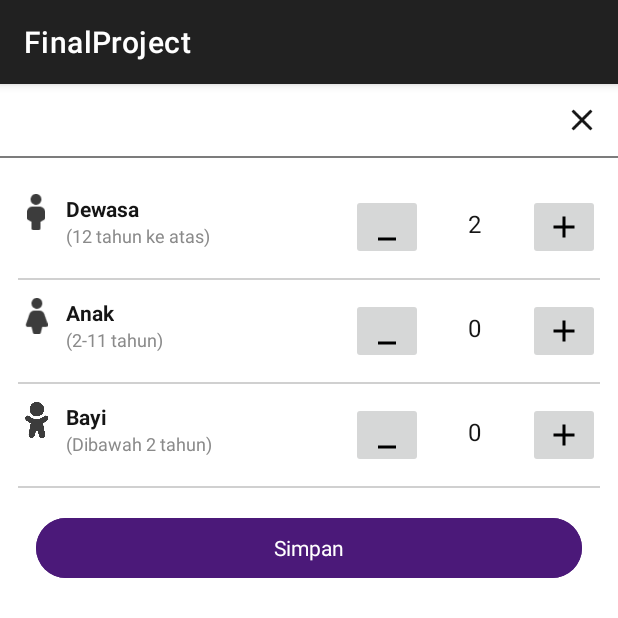
After one commit to MuchamadAndriyanto/AND-Final-Project, an Android app: the fragment SetPenumpangFragment shown on its own in the app's theme, on a phone screen of 412 x 824 dp, the top half of it. The commit adds this screen. Run offline under Robolectric (Android 15) with nearby library versions, the phone set to English and light mode, and no system bars.

Commit message:
Update destinasi,setclass,setpenumpang fragment

```diff
--- /dev/null
+++ b/app/src/main/java/com/finalproject/tiketku/view/SetPenumpangFragment.kt
@@ -0,0 +1,60 @@
+package com.finalproject.tiketku.view
+
+import android.os.Bundle
+import androidx.fragment.app.Fragment
+import android.view.LayoutInflater
+import android.view.View
+import android.view.ViewGroup
+import com.finalproject.tiketku.R
+
+// TODO: Rename parameter arguments, choose names that match
+// the fragment initialization parameters, e.g. ARG_ITEM_NUMBER
+private const val ARG_PARAM1 = "param1"
+private const val ARG_PARAM2 = "param2"
+
+/**
+ * A simple [Fragment] subclass.
+ * Use the [SetPenumpangFragment.newInstance] factory method to
+ * create an instance of this fragment.
+ */
+class SetPenumpangFragment : Fragment() {
+    // TODO: Rename and change types of parameters
+    private var param1: String? = null
+    private var param2: String? = null
+
+    override fun onCreate(savedInstanceState: Bundle?) {
+        super.onCreate(savedInstanceState)
+        arguments?.let {
+            param1 = it.getString(ARG_PARAM1)
+            param2 = it.getString(ARG_PARAM2)
+        }
+    }
+
+    override fun onCreateView(
+        inflater: LayoutInflater, container: ViewGroup?,
+        savedInstanceState: Bundle?
+    ): View? {
+        // Inflate the layout for this fragment
+        return inflater.inflate(R.layout.fragment_set_penumpang, container, false)
+    }
+
+    companion object {
+        /**
+         * Use this factory method to create a new instance of
+         * this fragment using the provided parameters.
+         *
+         * @param param1 Parameter 1.
+         * @param param2 Parameter 2.
+         * @return A new instance of fragment SetPenumpangFragment.
+         */
+        // TODO: Rename and change types and number of parameters
+        @JvmStatic
+        fun newInstance(param1: String, param2: String) =
+            SetPenumpangFragment().apply {
+                arguments = Bundle().apply {
+                    putString(ARG_PARAM1, param1)
+                    putString(ARG_PARAM2, param2)
+                }
+            }
+    }
+}
--- /dev/null
+++ b/app/src/main/res/drawable/ic__close_24.xml
@@ -0,0 +1,5 @@
+<vector android:height="24dp" android:tint="#000000"
+    android:viewportHeight="24" android:viewportWidth="24"
+    android:width="24dp" xmlns:android="http://schemas.android.com/apk/res/android">
+    <path android:fillColor="@android:color/white" android:pathData="M19,6.41L17.59,5 12,10.59 6.41,5 5,6.41 10.59,12 5,17.59 6.41,19 12,13.41 17.59,19 19,17.59 13.41,12z"/>
+</vector>
--- /dev/null
+++ b/app/src/main/res/drawable/ic_add_24.xml
@@ -0,0 +1,5 @@
+<vector android:height="24dp" android:tint="#000000"
+    android:viewportHeight="24" android:viewportWidth="24"
+    android:width="24dp" xmlns:android="http://schemas.android.com/apk/res/android">
+    <path android:fillColor="@android:color/white" android:pathData="M19,13h-6v6h-2v-6H5v-2h6V5h2v6h6v2z"/>
+</vector>
--- /dev/null
+++ b/app/src/main/res/drawable/ic_minimize_24.xml
@@ -0,0 +1,5 @@
+<vector android:height="24dp" android:tint="#000000"
+    android:viewportHeight="24" android:viewportWidth="24"
+    android:width="24dp" xmlns:android="http://schemas.android.com/apk/res/android">
+    <path android:fillColor="@android:color/white" android:pathData="M6,19h12v2H6z"/>
+</vector>
--- /dev/null
+++ b/app/src/main/res/drawable/ic_search_24.xml
@@ -0,0 +1,5 @@
+<vector android:height="24dp" android:tint="#000000"
+    android:viewportHeight="24" android:viewportWidth="24"
+    android:width="24dp" xmlns:android="http://schemas.android.com/apk/res/android">
+    <path android:fillColor="@android:color/white" android:pathData="M15.5,14h-0.79l-0.28,-0.27C15.41,12.59 16,11.11 16,9.5 16,5.91 13.09,3 9.5,3S3,5.91 3,9.5 5.91,16 9.5,16c1.61,0 3.09,-0.59 4.23,-1.57l0.27,0.28v0.79l5,4.99L20.49,19l-4.99,-5zM9.5,14C7.01,14 5,11.99 5,9.5S7.01,5 9.5,5 14,7.01 14,9.5 11.99,14 9.5,14z"/>
+</vector>
--- /dev/null
+++ b/app/src/main/res/layout/fragment_set_penumpang.xml
@@ -0,0 +1,318 @@
+<?xml version="1.0" encoding="utf-8"?>
+<androidx.constraintlayout.widget.ConstraintLayout xmlns:android="http://schemas.android.com/apk/res/android"
+    android:layout_width="match_parent"
+    android:layout_height="match_parent"
+    xmlns:tools="http://schemas.android.com/tools"
+    xmlns:app="http://schemas.android.com/apk/res-auto"
+    tools:context=".view.SetPenumpangFragment">
+
+    <!-- Tombol Close -->
+    <ImageView
+        android:id="@+id/btnClose"
+        android:layout_width="wrap_content"
+        android:layout_height="wrap_content"
+        android:src="@drawable/ic__close_24"
+        android:layout_margin="12dp"
+        app:layout_constraintTop_toTopOf="parent"
+        app:layout_constraintEnd_toEndOf="parent"
+        app:tint="#151515" />
+
+    <!-- Garis atas -->
+    <View
+        android:id="@+id/gridTop"
+        android:layout_width="match_parent"
+        android:layout_height="1dp"
+        android:background="#7C7C7C"
+        android:layout_marginTop="12dp"
+        app:layout_constraintTop_toBottomOf="@id/btnClose"/>
+
+    <!-- Layout Penumpang -->
+    <LinearLayout
+        android:id="@+id/passangerLayout"
+        android:layout_width="match_parent"
+        android:layout_height="wrap_content"
+        android:layout_marginStart="12dp"
+        android:layout_marginEnd="12dp"
+        android:orientation="vertical"
+        android:layout_marginTop="24dp"
+        app:layout_constraintTop_toBottomOf="@id/gridTop">
+
+        <!-- Penumpang Dewasa -->
+        <RelativeLayout
+            android:layout_width="match_parent"
+            android:layout_height="wrap_content">
+
+            <ImageView
+                android:id="@+id/imgAdult"
+                android:layout_width="24dp"
+                android:layout_height="24dp"
+                android:layout_alignParentStart="true"
+                android:src="@drawable/dewasa" />
+
+            <LinearLayout
+                android:id="@+id/layoutAdult"
+                android:layout_width="wrap_content"
+                android:layout_height="wrap_content"
+                android:orientation="vertical"
+                android:layout_marginStart="8dp"
+                android:layout_toEndOf="@id/imgAdult">
+
+                <TextView
+                    android:layout_width="wrap_content"
+                    android:layout_height="wrap_content"
+                    android:text="Dewasa"
+                    android:textSize="14sp"
+                    android:textColor="#151515"
+                    android:textStyle="bold"
+                    android:lineSpacingExtra="-1sp"
+                    android:gravity="top"/>
+
+                <TextView
+                    android:layout_width="wrap_content"
+                    android:layout_height="wrap_content"
+                    android:text="(12 tahun ke atas)"
+                    android:textSize="12sp"
+                    android:textColor="#8A8A8A"
+                    android:lineSpacingExtra="0sp"/>
+            </LinearLayout>
+
+            <LinearLayout
+                android:layout_width="wrap_content"
+                android:layout_height="wrap_content"
+                android:layout_alignParentEnd="true"
+                android:layout_centerVertical="true"
+                android:orientation="horizontal">
+
+                <ImageButton
+                    android:id="@+id/decPassangerAdult"
+                    android:layout_width="wrap_content"
+                    android:layout_height="wrap_content"
+                    android:minWidth="40dp"
+                    android:minHeight="40dp"
+                    android:src="@drawable/ic_minimize_24"
+                    tools:ignore="SpeakableTextPresentCheck,TouchTargetSizeCheck" />
+
+                <TextView
+                    android:id="@+id/tvPassangerAdult"
+                    android:layout_width="60dp"
+                    android:layout_height="40dp"
+                    android:text="2"
+                    android:textSize="16sp"
+                    android:textColor="#151515"
+                    android:textAlignment="center"
+                    android:gravity="center"
+                    android:layout_marginStart="4dp"
+                    android:layout_marginEnd="6dp" />
+
+                <ImageButton
+                    android:id="@+id/addPassangerAdult"
+                    android:layout_width="wrap_content"
+                    android:layout_height="wrap_content"
+                    android:minWidth="40dp"
+                    android:minHeight="40dp"
+                    android:src="@drawable/ic_add_24"
+                    tools:ignore="SpeakableTextPresentCheck,TouchTargetSizeCheck" />
+            </LinearLayout>
+        </RelativeLayout>
+
+        <!-- Garis pemisah -->
+        <View
+            android:layout_width="match_parent"
+            android:layout_height="1dp"
+            android:background="#D0D0D0"
+            android:layout_marginTop="12dp"
+            app:layout_constraintTop_toBottomOf="@id/btnClose"/>
+
+        <!-- Penumpang Anak -->
+        <RelativeLayout
+            android:layout_marginTop="12dp"
+            android:layout_width="match_parent"
+            android:layout_height="wrap_content">
+
+            <ImageView
+                android:id="@+id/imgChild"
+                android:layout_width="24dp"
+                android:layout_height="24dp"
+                android:layout_alignParentStart="true"
+                android:src="@drawable/anak" />
+
+            <LinearLayout
+                android:id="@+id/layoutChild"
+                android:layout_width="wrap_content"
+                android:layout_height="wrap_content"
+                android:orientation="vertical"
+                android:layout_marginStart="8dp"
+                android:layout_toEndOf="@id/imgChild">
+
+                <TextView
+                    android:layout_width="wrap_content"
+                    android:layout_height="wrap_content"
+                    android:text="Anak"
+                    android:textSize="14sp"
+                    android:textColor="#151515"
+                    android:textStyle="bold"
+                    android:lineSpacingExtra="-1sp"
+                    android:gravity="top"/>
+
+                <TextView
+                    android:layout_width="wrap_content"
+                    android:layout_height="wrap_content"
+                    android:text="(2-11 tahun)"
+                    android:textSize="12sp"
+                    android:textColor="#8A8A8A"
+                    android:lineSpacingExtra="0sp"/>
+            </LinearLayout>
+
+            <LinearLayout
+                android:layout_width="wrap_content"
+                android:layout_height="wrap_content"
+                android:layout_alignParentEnd="true"
+                android:layout_centerVertical="true"
+                android:orientation="horizontal">
+
+                <ImageButton
+                    android:id="@+id/decPassangerChild"
+                    android:layout_width="wrap_content"
+                    android:layout_height="wrap_content"
+                    android:minWidth="40dp"
+                    android:minHeight="40dp"
+                    android:src="@drawable/ic_minimize_24"
+                    tools:ignore="SpeakableTextPresentCheck,TouchTargetSizeCheck" />
+
+                <TextView
+                    android:id="@+id/tvPassangerChild"
+                    android:layout_width="60dp"
+                    android:layout_height="40dp"
+                    android:text="0"
+                    android:textSize="16sp"
+                    android:textColor="#151515"
+                    android:textAlignment="center"
+                    android:gravity="center"
+                    android:layout_marginStart="4dp"
+                    android:layout_marginEnd="6dp"/>
+
+                <ImageButton
+                    android:id="@+id/addPassangerChild"
+                    android:layout_width="wrap_content"
+                    android:layout_height="wrap_content"
+                    android:minWidth="40dp"
+                    android:minHeight="40dp"
+                    android:src="@drawable/ic_add_24"
+                    tools:ignore="SpeakableTextPresentCheck,TouchTargetSizeCheck" />
+            </LinearLayout>
+        </RelativeLayout>
+
+        <!-- Garis pemisah -->
+        <View
+            android:id="@+id/gridTop2"
+            android:layout_width="match_parent"
+            android:layout_height="1dp"
+            android:background="#D0D0D0"
+            android:layout_marginTop="12dp"
+            app:layout_constraintTop_toBottomOf="@id/btnClose"/>
+
+        <!-- Penumpang Bayi -->
+        <RelativeLayout
+            android:layout_marginTop="12dp"
+            android:layout_width="match_parent"
+            android:layout_height="wrap_content">
+
+            <ImageView
+                android:id="@+id/imgBaby"
+                android:layout_width="24dp"
+                android:layout_height="24dp"
+                android:layout_alignParentStart="true"
+                android:src="@drawable/baby" />
+
+            <LinearLayout
+                android:id="@+id/layoutBaby"
+                android:layout_width="wrap_content"
+                android:layout_height="wrap_content"
+                android:orientation="vertical"
+                android:layout_marginStart="8dp"
+                android:layout_toEndOf="@id/imgBaby">
+
+                <TextView
+                    android:layout_width="wrap_content"
+                    android:layout_height="wrap_content"
+                    android:text="Bayi"
+                    android:textSize="14sp"
+                    android:textColor="#151515"
+                    android:textStyle="bold"
+                    android:lineSpacingExtra="-1sp"
+                    android:gravity="top"/>
+
+                <TextView
+                    android:layout_width="wrap_content"
+                    android:layout_height="wrap_content"
+                    android:text="(Dibawah 2 tahun)"
+                    android:textSize="12sp"
+                    android:textColor="#8A8A8A"
+                    android:lineSpacingExtra="0sp"/>
+            </LinearLayout>
+
+            <LinearLayout
+                android:layout_width="wrap_content"
+                android:layout_height="wrap_content"
+                android:layout_alignParentEnd="true"
+                android:layout_centerVertical="true"
+                android:orientation="horizontal">
+
+                <ImageButton
+                    android:id="@+id/decPassangerBaby"
+                    android:layout_width="wrap_content"
+                    android:layout_height="wrap_content"
+                    android:minWidth="40dp"
+                    android:minHeight="40dp"
+                    android:src="@drawable/ic_minimize_24"
+                    tools:ignore="SpeakableTextPresentCheck,TouchTargetSizeCheck" />
+
+                <TextView
+                    android:id="@+id/tvPassangerBaby"
+                    android:layout_width="60dp"
+                    android:layout_height="40dp"
+                    android:text="0"
+                    android:textSize="16sp"
+                    android:textColor="#151515"
+                    android:textAlignment="center"
+                    android:gravity="center"
+                    android:layout_marginStart="4dp"
+                    android:layout_marginEnd="6dp"/>
+
+                <ImageButton
+                    android:id="@+id/addPassangerBaby"
+                    android:layout_width="wrap_content"
+                    android:layout_height="wrap_content"
+                    android:minWidth="40dp"
+                    android:minHeight="40dp"
+                    android:src="@drawable/ic_add_24"
+                    tools:ignore="SpeakableTextPresentCheck,TouchTargetSizeCheck" />
+            </LinearLayout>
+        </RelativeLayout>
+
+        <!-- Garis pemisah -->
+        <View
+            android:id="@+id/gridTop3"
+            android:layout_width="match_parent"
+            android:layout_height="1dp"
+            android:background="#D0D0D0"
+            android:layout_marginTop="12dp"
+            app:layout_constraintTop_toBottomOf="@id/btnClose"/>
+
+        <!-- Tombol Pilih Penumpang -->
+        <Button
+            android:id="@+id/btnPilihPenumpang"
+            android:layout_width="match_parent"
+            android:layout_height="wrap_content"
+            android:layout_marginTop="16dp"
+            android:layout_marginStart="12dp"
+            android:layout_marginEnd="12dp"
+            style="@style/Widget.Material3.Button"
+            android:backgroundTint="#4B1979"
+            android:text="Simpan"
+            android:textColor="#FFFFFF"
+            android:textSize="14sp"
+            app:layout_constraintTop_toBottomOf="@id/gridTop3"/>
+    </LinearLayout>
+
+</androidx.constraintlayout.widget.ConstraintLayout>
--- a/app/src/main/res/layout/fragment_splash.xml
+++ b/app/src/main/res/layout/fragment_splash.xml
@@ -11,7 +11,6 @@
         android:layout_width="200dp"
         android:layout_height="200dp"
         android:layout_centerInParent="true"
-        android:src="@drawable/logo_tiketku"
         tools:ignore="MissingConstraints" />
 
 
```
Also changed, not shown: app/src/main/java/com/finalproject/tiketku/view/DestinasiPencarianFragment.kt (added, +60 -0 lines), app/src/main/java/com/finalproject/tiketku/view/SetClassFragment.kt (added, +60 -0 lines), app/src/main/res/layout/fragment_destinasi_pencarian.xml (added, +77 -0 lines), app/src/main/res/layout/fragment_set_class.xml (added, +14 -0 lines), app/src/main/res/layout/item_destinasi.xml (added, +19 -0 lines), app/src/main/res/drawable/anak.png (added), app/src/main/res/drawable/baby.png (added), app/src/main/res/drawable/dewasa.png (added).
